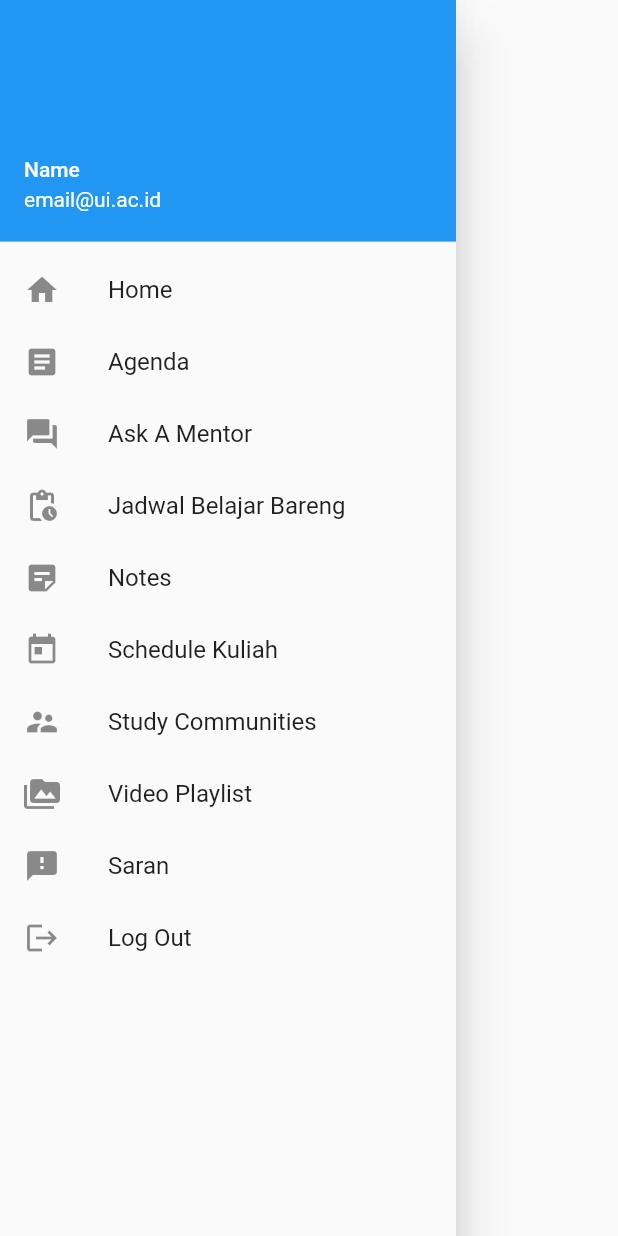
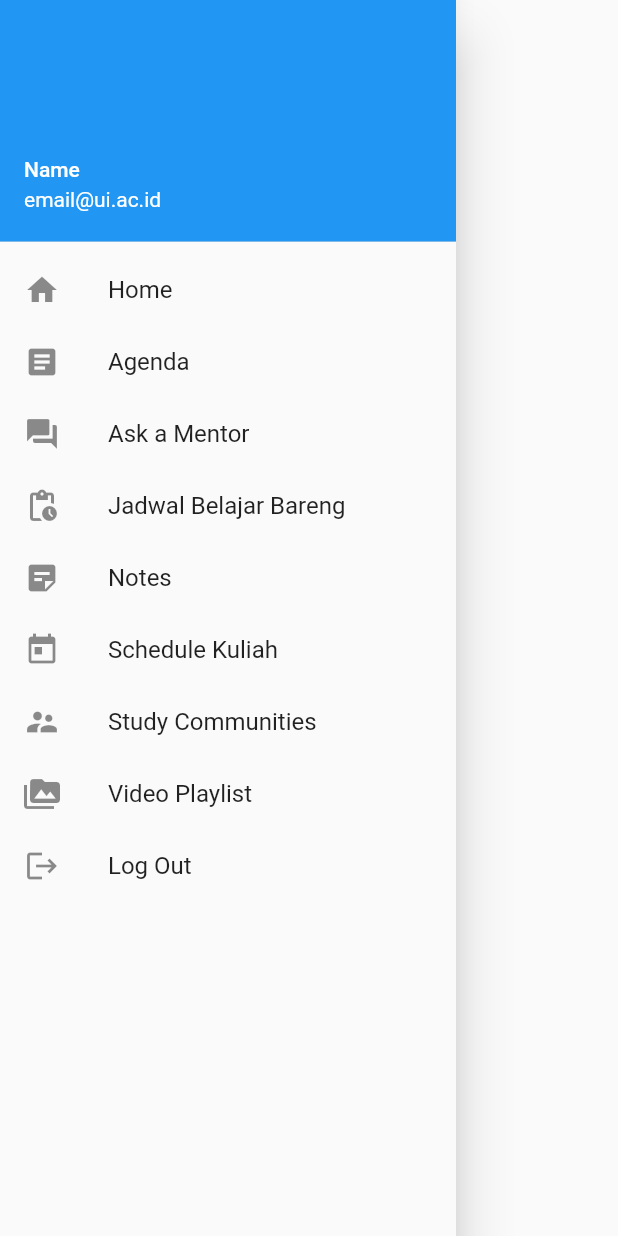
Before and after one commit to MassiveMassimo/stu-do-list-mobile, a Flutter app: the DrawerScreen widget shown alone on an empty page, opened directly, on a phone screen of 412 x 824 dp. Run offline on Flutter 3.47's test engine with Material 2 defaults, Android fonts, the phone set to English and light mode, and no system bars.

Commit message:
Update drawer_screen.dart

```diff
--- a/lib/screens/drawer_screen.dart
+++ b/lib/screens/drawer_screen.dart
@@ -33,7 +33,7 @@ class _DrawerScreenState extends State<DrawerScreen> {
           ),
           DrawerListTile(
             iconData: Icons.question_answer,
-            title: "Ask A Mentor",
+            title: "Ask a Mentor",
             onTilePressed: () {
 
             },
@@ -74,13 +74,6 @@ class _DrawerScreenState extends State<DrawerScreen> {
             },
           ),
           DrawerListTile(
-            iconData: Icons.feedback,
-            title: "Saran",
-            onTilePressed: () {
-
-            },
-          ),
-          DrawerListTile(
             iconData: Icons.logout,
             title: "Log Out",
             onTilePressed: () {
```
